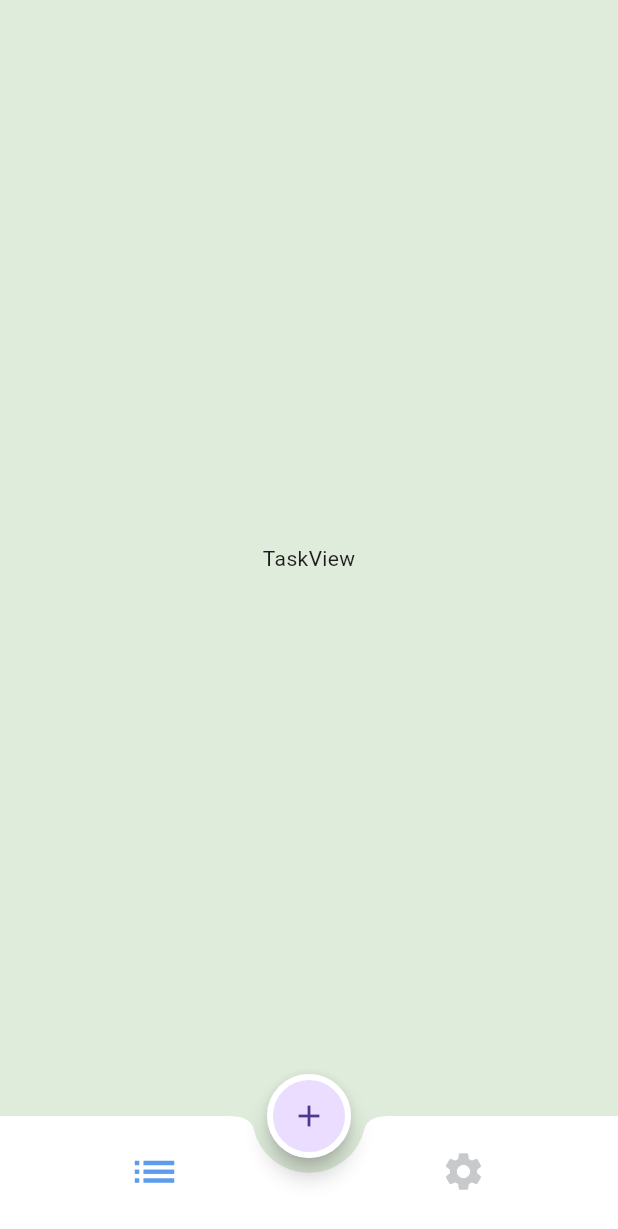
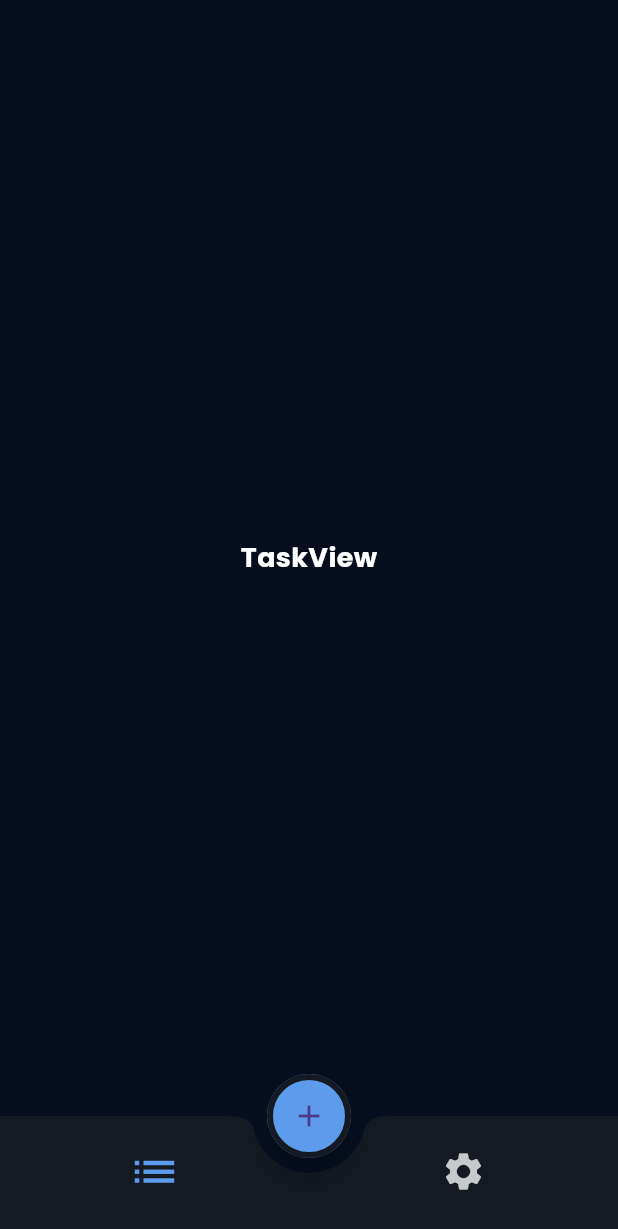
Before and after one commit to SaiedMeligy/todo_app, a Flutter app: the LayoutView screen opened by its route, on a phone screen of 412 x 824 dp. Shown: the top 1229 px of the screen. Run offline on Flutter 3.47's test engine with Material 3 defaults, Android fonts, the phone set to English and light mode, and no system bars.

```diff
--- a/lib/config/constants/App_theme_manager.dart
+++ /dev/null
@@ -1,56 +0,0 @@
-import 'package:flutter/material.dart';
-
-class AppThemeManager {
-  static const Color primaryColor = Color(0xff5D9CEC);
-  static ThemeData lightTheme = ThemeData(
-    scaffoldBackgroundColor: const Color(0xFFDFECDB),
-    floatingActionButtonTheme: FloatingActionButtonThemeData(
-      shape: RoundedRectangleBorder(
-          borderRadius: BorderRadius.circular(50),
-          side: const BorderSide(color: Colors.white, width: 4)),
-    ),
-    bottomNavigationBarTheme: const BottomNavigationBarThemeData(
-      type: BottomNavigationBarType.fixed,
-      backgroundColor: Colors.transparent,
-      elevation: 0,
-      showSelectedLabels: false,
-      selectedIconTheme: IconThemeData(color: primaryColor, size: 35),
-      showUnselectedLabels: false,
-      unselectedIconTheme: IconThemeData(
-        color: Color(0xffC8C9CB),
-        size: 30,
-      ),
-    ),
-    bottomAppBarTheme: const BottomAppBarTheme(
-      color: Colors.white,
-      padding: EdgeInsets.zero
-    )
-  );
-  static ThemeData darkTheme = ThemeData(
-      scaffoldBackgroundColor: const Color(0xFF060E1E),
-      floatingActionButtonTheme: FloatingActionButtonThemeData(
-        backgroundColor: primaryColor,
-        shape: RoundedRectangleBorder(
-            borderRadius: BorderRadius.circular(50),
-            side: BorderSide(color: Color(0xFF141922), width: 4)),
-      ),
-      bottomNavigationBarTheme: const BottomNavigationBarThemeData(
-        elevation: 0,
-        type: BottomNavigationBarType.fixed,
-        backgroundColor: Colors.transparent,
-        showSelectedLabels: false,
-        selectedIconTheme: IconThemeData(color: primaryColor, size: 35),
-        showUnselectedLabels: false,
-        unselectedIconTheme: IconThemeData(
-          color: Color(0xffC8C9CB),
-          size: 30,
-        ),
-        selectedItemColor: primaryColor,
-      ),
-      bottomAppBarTheme: const BottomAppBarTheme(
-          color: Color(0xFF141922),
-          padding: EdgeInsets.zero
-      )
-  );
-
-}
--- /dev/null
+++ b/lib/core/config/App_theme_manager.dart
@@ -0,0 +1,139 @@
+import 'package:flutter/material.dart';
+
+class AppThemeManager {
+  static const Color primaryColor = Color(0xff5D9CEC);
+  static ThemeData lightTheme = ThemeData(
+    scaffoldBackgroundColor: const Color(0xFFDFECDB),
+    floatingActionButtonTheme: FloatingActionButtonThemeData(
+      shape: RoundedRectangleBorder(
+          borderRadius: BorderRadius.circular(50),
+          side: const BorderSide(color: Colors.white, width: 4)),
+    ),
+    bottomNavigationBarTheme: const BottomNavigationBarThemeData(
+      type: BottomNavigationBarType.fixed,
+      backgroundColor: Colors.transparent,
+      elevation: 0,
+      showSelectedLabels: false,
+      selectedIconTheme: IconThemeData(color: primaryColor, size: 35),
+      showUnselectedLabels: false,
+      unselectedIconTheme: IconThemeData(
+        color: Color(0xffC8C9CB),
+        size: 30,
+      ),
+    ),
+    bottomAppBarTheme: const BottomAppBarTheme(
+      color: Colors.white,
+      padding: EdgeInsets.zero
+    ),
+    textTheme: const TextTheme(
+      titleLarge: TextStyle(
+        fontFamily: "Poppins",
+        fontWeight: FontWeight.bold,
+        fontSize: 22,
+        color: Colors.white
+      ),
+      bodyLarge: TextStyle(
+        fontFamily: "Poppins",
+        fontWeight: FontWeight.w400,
+        fontSize: 20,
+        color: Colors.white
+      ),
+      bodyMedium: TextStyle(
+            fontFamily: "Poppins",
+            fontWeight: FontWeight.bold,
+            fontSize: 18,
+            color: Colors.white
+        ),
+      bodySmall: TextStyle(
+            fontFamily: "Poppins",
+            fontWeight: FontWeight.bold,
+            fontSize: 14,
+            color: Colors.white
+        ),
+      displayLarge: TextStyle(
+        fontFamily: "Poppins",
+        fontSize: 15,
+        fontWeight: FontWeight.bold,
+        color: Colors.white,
+      ),
+    ),
+    appBarTheme: AppBarTheme(
+      backgroundColor: Colors.transparent,
+      elevation: 0,
+      toolbarHeight: 120,
+      centerTitle: true,
+      iconTheme: IconThemeData(
+        color: Colors.white
+      )
+    )
+  );
+  static ThemeData darkTheme = ThemeData(
+      scaffoldBackgroundColor: const Color(0xFF060E1E),
+      floatingActionButtonTheme: FloatingActionButtonThemeData(
+        backgroundColor: primaryColor,
+        shape: RoundedRectangleBorder(
+            borderRadius: BorderRadius.circular(50),
+            side: BorderSide(color: Color(0xFF141922), width: 4)),
+      ),
+      bottomNavigationBarTheme: const BottomNavigationBarThemeData(
+        elevation: 0,
+        type: BottomNavigationBarType.fixed,
+        backgroundColor: Colors.transparent,
+        showSelectedLabels: false,
+        selectedIconTheme: IconThemeData(color: primaryColor, size: 35),
+        showUnselectedLabels: false,
+        unselectedIconTheme: IconThemeData(
+          color: Color(0xffC8C9CB),
+          size: 30,
+        ),
+        selectedItemColor: primaryColor,
+      ),
+      bottomAppBarTheme: const BottomAppBarTheme(
+          color: Color(0xFF141922),
+          padding: EdgeInsets.zero
+      ),
+      textTheme: const TextTheme(
+          titleLarge: TextStyle(
+              fontFamily: "Poppins",
+              fontWeight: FontWeight.bold,
+              fontSize: 22,
+              color: Colors.white
+          ),
+          bodyLarge: TextStyle(
+              fontFamily: "Poppins",
+              fontWeight: FontWeight.w400,
+              fontSize: 20,
+              color: Colors.white
+          ),
+          bodyMedium: TextStyle(
+              fontFamily: "Poppins",
+              fontWeight: FontWeight.bold,
+              fontSize: 18,
+              color: Colors.white
+          ),
+          bodySmall: TextStyle(
+              fontFamily: "Poppins",
+              fontWeight: FontWeight.bold,
+              fontSize: 14,
+              color: Colors.white
+          ),
+        displayLarge: TextStyle(
+          fontFamily: "Poppins",
+          fontSize: 15,
+          fontWeight: FontWeight.bold,
+          color: Colors.black,
+        ),
+
+      ),
+      appBarTheme: AppBarTheme(
+          backgroundColor: Colors.transparent,
+          elevation: 0,
+          toolbarHeight: 120,
+          centerTitle: true,
+          iconTheme: IconThemeData(
+            color:  Color(0xff060E1E)
+          )
+      )
+  );
+
+}
--- a/lib/features/setting_provider.dart
+++ b/lib/features/setting_provider.dart
@@ -5,7 +5,7 @@ import 'package:todo_app/features/Tasks/page/task_view.dart';
 import 'package:todo_app/features/layout_view.dart';
 
 class SettingProvider extends ChangeNotifier{
-  ThemeMode current_theme=ThemeMode.light;
+  ThemeMode current_theme=ThemeMode.dark;
   int current_index=0;
   List<Widget>Screens=[
     TaskView(),
--- a/lib/features/splash/page/splash_view.dart
+++ b/lib/features/splash/page/splash_view.dart
@@ -3,6 +3,7 @@ import 'dart:async';
 
 import 'package:flutter/material.dart';
 import 'package:provider/provider.dart';
+import 'package:todo_app/features/Login/page/login_view.dart';
 import 'package:todo_app/features/setting_provider.dart';
 import '../../layout_view.dart';
 
@@ -17,7 +18,7 @@ class _SplashViewState extends State<SplashView> {
   @override
   void initState() {
   Timer(Duration(seconds: 2),(){
-    Navigator.pushReplacementNamed(context, LayoutView.route_name);
+    Navigator.pushReplacementNamed(context, LoginView.route_name);
   }
   );
 
--- a/lib/main.dart
+++ b/lib/main.dart
@@ -1,6 +1,8 @@
 import 'package:flutter/material.dart';
 import 'package:provider/provider.dart';
-import 'package:todo_app/config/constants/App_theme_manager.dart';
+import 'package:todo_app/core/config/App_theme_manager.dart';
+import 'package:todo_app/features/Login/page/login_view.dart';
+import 'package:todo_app/features/Register/page/register_view.dart';
 import 'package:todo_app/features/Setting/page/setting_view.dart';
 import 'package:todo_app/features/Tasks/page/task_view.dart';
 import 'package:todo_app/features/layout_view.dart';
@@ -32,6 +34,8 @@ class todoapp extends StatelessWidget {
         LayoutView.route_name:(context) =>  LayoutView(),
         TaskView.route_name:(context) => const TaskView(),
         SettingView.route_name:(context) => const SettingView(),
+        LoginView.route_name:(context) => LoginView(),
+        RegisterView.route_name:(context) => RegisterView()
 
       },
 
```
Also changed, not shown: lib/core/widgets/custom_text_field.dart (added, +141 -0 lines), lib/features/Login/page/login_view.dart (added, +131 -0 lines), lib/features/Register/page/register_view.dart (added, +198 -0 lines), pubspec.yaml (+9 -6 lines).
